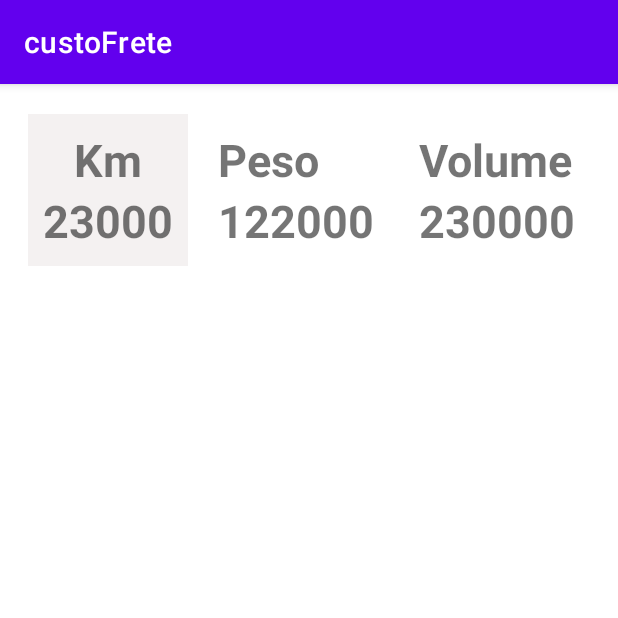
After one commit to luizsfl/custoFrete, an Android app: the CalculoFragment screen opened through its navigation route, on a phone screen of 412 x 824 dp, the top half of it. The commit adds this screen. Run offline under Robolectric (Android 15) with nearby library versions, the phone set to English and light mode, and no system bars.

Commit message:
Inicio do layout do aplicativo
Criado as telas de home,entrega e calculo

```diff
--- /dev/null
+++ b/app/src/main/java/com/example/custofrete/presentation/calculo/CalculoFragment.kt
@@ -0,0 +1,26 @@
+package com.example.custofrete.presentation.calculo
+
+import android.os.Bundle
+import android.view.LayoutInflater
+import android.view.View
+import android.view.ViewGroup
+import androidx.fragment.app.Fragment
+import com.example.custofrete.databinding.FragmentCalculoBinding
+
+class CalculoFragment : Fragment() {
+
+    private var _binding: FragmentCalculoBinding? = null
+    private val binding get() = _binding!!
+
+    override fun onCreateView(
+        inflater: LayoutInflater, container: ViewGroup?,
+        savedInstanceState: Bundle?
+    ): View? {
+        _binding = FragmentCalculoBinding.inflate(inflater, container, false)
+        val root: View = binding.root
+
+
+        return root
+
+    }
+}
--- a/app/src/main/java/com/example/custofrete/presentation/home/HomeFragment.kt
+++ b/app/src/main/java/com/example/custofrete/presentation/home/HomeFragment.kt
@@ -5,7 +5,9 @@ import androidx.fragment.app.Fragment
 import android.view.LayoutInflater
 import android.view.View
 import android.view.ViewGroup
+import androidx.navigation.fragment.findNavController
 import com.example.custofrete.R
+import com.example.custofrete.databinding.FragmentHomeBinding
 
 // TODO: Rename parameter arguments, choose names that match
 // the fragment initialization parameters, e.g. ARG_ITEM_NUMBER
@@ -14,17 +16,23 @@ private const val ARG_PARAM2 = "param2"
 
 class HomeFragment : Fragment() {
 
-    override fun onCreate(savedInstanceState: Bundle?) {
-        super.onCreate(savedInstanceState)
-
-    }
-
+    private var _binding: FragmentHomeBinding? = null
+    private val binding get() = _binding!!
     override fun onCreateView(
         inflater: LayoutInflater, container: ViewGroup?,
         savedInstanceState: Bundle?
     ): View? {
-        // Inflate the layout for this fragment
-        return inflater.inflate(R.layout.fragment_home, container, false)
+
+        _binding = FragmentHomeBinding.inflate(inflater, container, false)
+        val root: View = binding.root
+
+        binding.novaEntrega.setOnClickListener {
+            val action = HomeFragmentDirections.actionHomeFragmentToEntregaFragment()
+            findNavController().navigate(action)
+        }
+
+        return root
+
     }
 
 }
--- /dev/null
+++ b/app/src/main/res/layout/fragment_calculo.xml
@@ -0,0 +1,102 @@
+<?xml version="1.0" encoding="utf-8"?>
+<FrameLayout xmlns:android="http://schemas.android.com/apk/res/android"
+    xmlns:tools="http://schemas.android.com/tools"
+    android:layout_width="match_parent"
+    android:layout_height="match_parent"
+    xmlns:app="http://schemas.android.com/apk/res-auto"
+    tools:context=".presentation.calculo.CalculoFragment">
+
+    <androidx.constraintlayout.widget.ConstraintLayout
+        android:layout_width="match_parent"
+        android:layout_height="match_parent"
+        >
+        <LinearLayout
+            android:layout_width="match_parent"
+            android:layout_height="wrap_content"
+            app:layout_constraintStart_toStartOf="parent"
+            app:layout_constraintTop_toTopOf="parent"
+            android:gravity="center"
+            android:layout_marginTop="10dp"
+            >
+            <LinearLayout
+                android:layout_width="wrap_content"
+                android:layout_height="wrap_content"
+                android:orientation="vertical"
+                android:background="#F4F1F1"
+                android:padding="10dp"
+                >
+                <com.google.android.material.textview.MaterialTextView
+                    android:layout_width="match_parent"
+                    android:layout_height="wrap_content"
+                    android:text="Km"
+                    android:textStyle="bold"
+                    android:textSize="30sp"
+                    android:gravity="center"
+                    />
+                <com.google.android.material.textview.MaterialTextView
+                    android:layout_width="wrap_content"
+                    android:layout_height="wrap_content"
+                    android:text="23000"
+                    android:textStyle="bold"
+                    android:textSize="30sp"
+                    android:gravity="center"
+                    />
+            </LinearLayout>
+
+            <LinearLayout
+                android:layout_width="wrap_content"
+                android:layout_height="wrap_content"
+                android:orientation="vertical"
+                android:layout_margin="10dp"
+                android:padding="10dp"
+                >
+                <com.google.android.material.textview.MaterialTextView
+                    android:layout_width="wrap_content"
+                    android:layout_height="wrap_content"
+                    android:text="Peso"
+                    android:textStyle="bold"
+                    android:textSize="30sp"
+                    android:gravity="center"
+                    />
+                <com.google.android.material.textview.MaterialTextView
+                    android:layout_width="wrap_content"
+                    android:layout_height="wrap_content"
+                    android:text="122000"
+                    android:textStyle="bold"
+                    android:textSize="30sp"
+                    android:gravity="center"
+                    />
+            </LinearLayout>
+
+            <LinearLayout
+                android:layout_width="wrap_content"
+                android:layout_height="wrap_content"
+                android:orientation="vertical"
+                android:padding="10dp"
+                >
+                <com.google.android.material.textview.MaterialTextView
+                    android:layout_width="wrap_content"
+                    android:layout_height="wrap_content"
+                    android:text="Volume"
+                    android:textStyle="bold"
+                    android:textSize="30sp"
+                    android:gravity="center"
+                    />
+                <com.google.android.material.textview.MaterialTextView
+                    android:layout_width="wrap_content"
+                    android:layout_height="wrap_content"
+                    android:text="230000"
+                    android:textStyle="bold"
+                    android:textSize="30sp"
+                    android:gravity="center"
+
+                    />
+            </LinearLayout>
+
+
+
+        </LinearLayout>
+    </androidx.constraintlayout.widget.ConstraintLayout>
+
+
+</FrameLayout>
--- a/app/src/main/res/layout/fragment_home.xml
+++ b/app/src/main/res/layout/fragment_home.xml
@@ -10,7 +10,7 @@
         android:layout_height="match_parent">
 
         <com.google.android.material.floatingactionbutton.ExtendedFloatingActionButton
-            android:id="@+id/extended_fab"
+            android:id="@+id/nova_entrega"
             android:layout_width="wrap_content"
             android:layout_height="wrap_content"
             android:layout_margin="20dp"
@@ -18,6 +18,7 @@
             android:contentDescription="Nova entrega"
             android:text="Nova entrega"
             app:icon="@drawable/ic_add_entrega_24"
+            app:layout_constraintStart_toStartOf="parent"
             app:layout_constraintEnd_toEndOf="parent"
             app:layout_constraintBottom_toBottomOf="parent"
 
--- a/app/src/main/res/navigation/nav_principal.xml
+++ b/app/src/main/res/navigation/nav_principal.xml
@@ -9,5 +9,23 @@
         android:id="@+id/homeFragment"
         android:name="com.example.custofrete.presentation.home.HomeFragment"
         android:label="fragment_home"
-        tools:layout="@layout/fragment_home" />
+        tools:layout="@layout/fragment_home" >
+        <action
+            android:id="@+id/action_homeFragment_to_entregaFragment"
+            app:destination="@id/entregaFragment" />
+    </fragment>
+    <fragment
+        android:id="@+id/entregaFragment"
+        android:name="com.example.custofrete.presentation.entrega.EntregaFragment"
+        android:label="fragment_entrega"
+        tools:layout="@layout/fragment_entrega" >
+        <action
+            android:id="@+id/action_entregaFragment_to_calculoFragment"
+            app:destination="@id/calculoFragment" />
+    </fragment>
+    <fragment
+        android:id="@+id/calculoFragment"
+        android:name="com.example.custofrete.presentation.calculo.CalculoFragment"
+        android:label="fragment_calculo"
+        tools:layout="@layout/fragment_calculo" />
 </navigation>
--- a/build.gradle
+++ b/build.gradle
@@ -3,4 +3,7 @@ plugins {
     id 'com.android.application' version '7.4.1' apply false
     id 'com.android.library' version '7.4.1' apply false
     id 'org.jetbrains.kotlin.android' version '1.8.0' apply false
+
+   id 'androidx.navigation.safeargs' version '2.4.2' apply false
+
 }
```
Also changed, not shown: app/build.gradle (+9 -1 lines), app/src/main/java/com/example/custofrete/presentation/entrega/EntregaFragment.kt (added, +31 -0 lines), app/src/main/res/layout/fragment_entrega.xml (added, +58 -0 lines).
